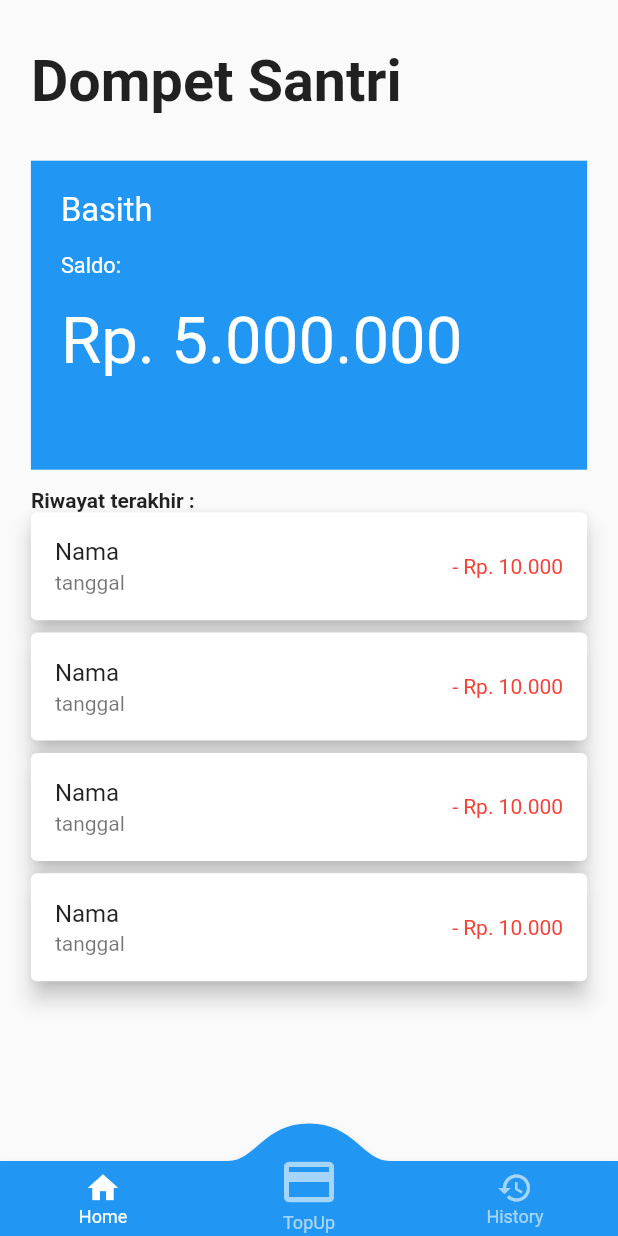
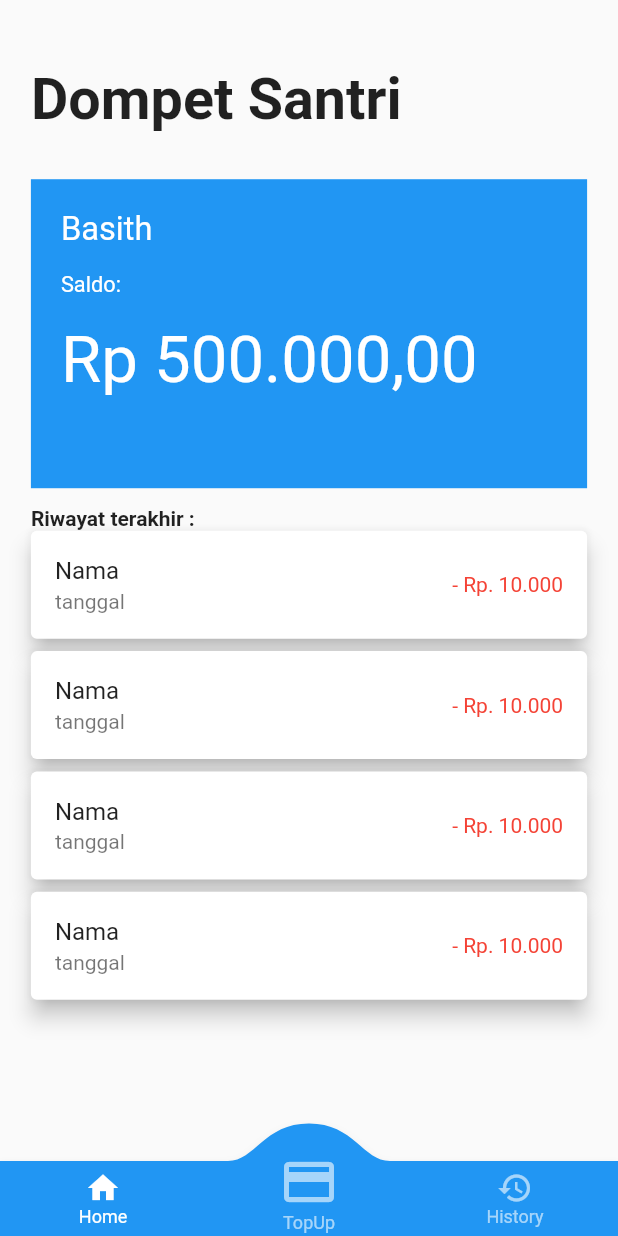
Before and after one commit to gladyne/chasier_tekaja, a Flutter app: the screen it shows after launch, on a phone screen of 412 x 824 dp. Run offline on Flutter 3.47's test engine with Material 2 defaults, Android fonts, the phone set to English and light mode, and no system bars; drawn by our look-alikes of convex_bottom_bar; our stand-ins replace convert; missing offline and left inert: nfc_manager.

```diff
--- /dev/null
+++ b/lib/current_formatter.dart
@@ -0,0 +1,10 @@
+import 'package:intl/intl.dart';
+
+class CurrencyFormat {
+  static String convertToIdr(dynamic number, int digits) {
+    NumberFormat currencyFormatter = NumberFormat.currency(
+        locale: 'id', symbol: 'Rp ', decimalDigits: digits);
+
+    return currencyFormatter.format(number);
+  }
+}
--- a/lib/main.dart
+++ b/lib/main.dart
@@ -1,11 +1,16 @@
 import 'dart:convert';
 
+import 'package:cashier_tekaja/current_formatter.dart';
 import 'package:cashier_tekaja/widgets/history_list.dart';
 import 'package:cashier_tekaja/widgets/new_transaction.dart';
 import 'package:flutter/material.dart';
 import 'package:http/http.dart' as http;
 import 'package:convex_bottom_bar/convex_bottom_bar.dart';
 import 'package:flutter/services.dart';
+import 'package:nfc_manager/nfc_manager.dart';
+import 'package:nfc_manager/platform_tags.dart';
+import 'dart:convert';
+import 'package:convert/convert.dart';
 
 void main() {
   WidgetsFlutterBinding.ensureInitialized();
@@ -35,6 +40,10 @@ class _HomePage extends StatefulWidget {
 }
 
 class _HomePageState extends State<_HomePage> {
+  NfcTag? tag;
+  String identifier = "";
+  var data;
+
   void _sendData(String nipd, num amount) async {
     final response = await http.post(
         Uri.parse('https://dompetsantri.herokuapp.com/api/transaction'),
@@ -56,6 +65,16 @@ class _HomePageState extends State<_HomePage> {
 
   @override
   Widget build(BuildContext context) {
+    NfcManager.instance.startSession(onDiscovered: (NfcTag tag) async {
+      NfcManager.instance.stopSession();
+      setState(() async {
+        this.tag = tag;
+        identifier = hex.encode(NfcA.from(tag)?.identifier as List<int>);
+        var response = await http.get(Uri.parse(
+            'https://dompetsantri.herokuapp.com/api/user/${identifier}'));
+        data = json.decode(response.body) as Map<String, dynamic>;
+      });
+    });
     final mediaQueryHight = MediaQuery.of(context).size.height;
     final mediaQueryWidth = MediaQuery.of(context).size.width;
     return Scaffold(
@@ -65,7 +84,10 @@ class _HomePageState extends State<_HomePage> {
           Container(
             height: mediaQueryHight * 0.13,
             width: mediaQueryWidth * 0.6,
-            margin: EdgeInsets.only(left: mediaQueryWidth * 0.05),
+            margin: EdgeInsets.only(
+              left: mediaQueryWidth * 0.05,
+              top: mediaQueryHight * 0.015,
+            ),
             child: LayoutBuilder(builder: (context, constraint) {
               return const FittedBox(
                 child: Text(
@@ -117,7 +139,7 @@ class _HomePageState extends State<_HomePage> {
                     height: constraint.maxHeight * 0.3,
                     child: FittedBox(
                       child: Text(
-                        'Rp. 5.000.000',
+                        CurrencyFormat.convertToIdr(500000, 2),
                         style: TextStyle(
                           color: Colors.white,
                         ),
--- a/pubspec.yaml
+++ b/pubspec.yaml
@@ -35,6 +35,8 @@ dependencies:
   # The following adds the Cupertino Icons font to your application.
   # Use with the CupertinoIcons class for iOS style icons.
   cupertino_icons: ^1.0.2
+  nfc_manager: ^3.1.1
+  convert: ^3.0.2
 
 dev_dependencies:
   flutter_test:
```
Also changed, not shown: pubspec.lock, 1 other file.
